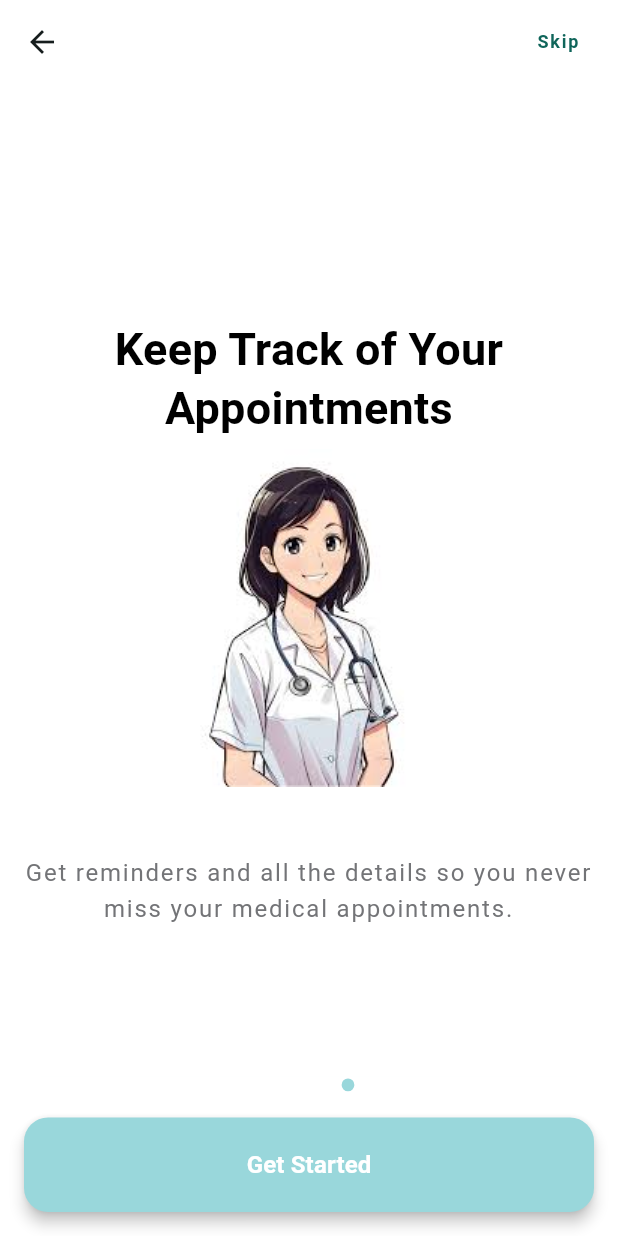
After one commit to eslamohammed/Tabibna, a Flutter app: the OnBoardingView screen opened by its route, swiped to page 3, on a phone screen of 412 x 824 dp. The commit adds this screen. Run offline on Flutter 3.47's test engine with Material 3 defaults, Android fonts, the phone set to English and light mode, and no system bars; our stand-ins replace flutter_screenutil, rive.

Commit message:
add on boarding

```diff
--- a/lib/core/utils/assets_manger.dart
+++ b/lib/core/utils/assets_manger.dart
@@ -4,7 +4,7 @@ class AssetsManager {
   static const String splashLogo = "${path}splash_logo.svg";
   static const String leftArrow = "${path}left_arrow.svg";
   static const String rightArrow = "${path}right_arrow.svg";
-  static const String onBoarding1 = "${path}splash.png";
-  static const String onBoarding2 = "${path}splashh.png";
-  static const String onBoarding3 = "${path}splashhh.png";
+  static const String onBoarding1 = "${path}onBoarding1.png";
+  static const String onBoarding2 = "${path}onBoarding2.png";
+  static const String onBoarding3 = "${path}onBoarding3.png";
 }
--- a/lib/core/utils/constans.dart
+++ b/lib/core/utils/constans.dart
@@ -1,6 +1,54 @@
-class Constants {
+class AppConstants {
   static const String baseUrl = 'https://tabibna-api.onrender.com/api/v1/';
   // static const String appName = "👨‍⚕️🩺  Tabibna";
   static const String appName = " 🩺  Tabibna";
   static const int splashDelay = 5500;
+  static const int sliderAnimationTime = 300;
 }
+
+class AppStrings {
+  static const noRouteFound = "No Route Found";
+
+  static const onBoardingHeader1 = " Book Your Appointment Easily ";
+  static const onBoardingBody1 =
+      "Choose the right doctor and schedule your appointment quickly and securely.";
+  static const onBoardingHeader2 = "Connect with Top Doctors";
+  static const onBoardingBody2 =
+      "Browse doctor profiles, read reviews, and chat with them directly through the app.";
+  static const onBoardingHeader3 = "Keep Track of Your Appointments";
+  static const onBoardingBody3 =
+      "Get reminders and all the details so you never miss your medical appointments.";
+
+  static const login = "Login";
+  static const skip = "Skip";
+  static const getStart = "Get started";
+  static const notMemberSignUp = "Not a member ?";
+  static const signup = " Sign up";
+  static const forgetPassword = "Forget password";
+  static const password = "Password";
+  static const email = "Email";
+  static const calculate = "Calculate";
+  static const history = "History";
+  static const age = "Age";
+  static const height = "Height";
+  static const weight = "Weight";
+  static const male = "Male";
+  static const female = "Female";
+  static const cm = "cm";
+
+  static const String mainTitle = "My Tasks";
+  static const String deletedTask = "This task was deleted";
+  static const String doneAllTask = "You Have Done All Tasks!👌";
+  static const String addNewTask = "Add New ";
+  static const String updateCurrentTask = "Update ";
+  static const String taskStrnig = "Task";
+  static const String titleOfTitleTextField = "What are you planing😇?";
+  static const String addNote = 'Add Note';
+  static const String timeString = "Time";
+  static const String dateString = "Date";
+  static const String deleteTask = "Delete Task";
+  static const String addTaskString = "Add Task";
+  static const String updateTaskString = "Update Task";
+  static const String oopsMsg = "Oops!";
+  static const String areYouSure = "Are You Sure?";
+}
--- /dev/null
+++ b/lib/core/utils/style_manager.dart
@@ -0,0 +1,119 @@
+import 'package:flutter/material.dart';
+
+
+TextStyle get headline1 => const TextStyle(
+  fontSize: 30,
+  decoration: TextDecoration.none,
+  fontStyle: FontStyle.normal,
+  fontWeight: FontWeight.w700,
+  height: 38.99 / 30,
+  letterSpacing: 0.2,
+);
+
+TextStyle get headline2 => const TextStyle(
+  fontSize: 20,
+  decoration: TextDecoration.none,
+  fontStyle: FontStyle.normal,
+  fontWeight: FontWeight.w700,
+  height: 25.99 / 20,
+  letterSpacing: 1.2,
+);
+
+TextStyle get headline3 => const TextStyle(
+  fontSize: 16,
+  decoration: TextDecoration.none,
+  fontStyle: FontStyle.normal,
+  fontWeight: FontWeight.w700,
+  height: 24 / 16,
+  letterSpacing: 0,
+);
+
+TextStyle get headline4 => const TextStyle(
+  fontSize: 14,
+  decoration: TextDecoration.none,
+  fontStyle: FontStyle.normal,
+  fontWeight: FontWeight.w700,
+  height: 24 / 16,
+  letterSpacing: 0,
+);
+
+TextStyle get bodyText1 => const TextStyle(
+  fontSize: 16,
+  decoration: TextDecoration.none,
+  fontStyle: FontStyle.normal,
+  fontWeight: FontWeight.w400,
+  height: 24 / 16,
+  letterSpacing: 1.2,
+);
+
+TextStyle get bodyText1Bold => const TextStyle(
+  fontSize: 16,
+  decoration: TextDecoration.none,
+  fontStyle: FontStyle.normal,
+  fontWeight: FontWeight.w700,
+  height: 24 / 16,
+  letterSpacing: 1.2,
+);
+
+TextStyle get bodyText2 => const TextStyle(
+  fontSize: 14,
+  decoration: TextDecoration.none,
+  fontStyle: FontStyle.normal,
+  fontWeight: FontWeight.w400,
+  height: 21 / 14,
+  letterSpacing: 1.2,
+);
+
+TextStyle get bodyText2Bold => const TextStyle(
+  fontSize: 14,
+  decoration: TextDecoration.none,
+  fontStyle: FontStyle.normal,
+  fontWeight: FontWeight.w700,
+  height: 21 / 14,
+  letterSpacing: 1.2,
+);
+
+TextStyle get bodyText3 => const TextStyle(
+  fontSize: 12,
+  decoration: TextDecoration.none,
+  fontStyle: FontStyle.normal,
+  fontWeight: FontWeight.w500,
+  height: 18 / 12,
+  letterSpacing: 1.2,
+);
+
+TextStyle get bodyText3Bold => const TextStyle(
+  fontSize: 12,
+  decoration: TextDecoration.none,
+  fontStyle: FontStyle.normal,
+  fontWeight: FontWeight.w700,
+  height: 18 / 12,
+  letterSpacing: 1.2,
+);
+
+TextStyle get buttonText1 => const TextStyle(
+  fontSize: 16,
+  decoration: TextDecoration.none,
+  fontStyle: FontStyle.normal,
+  fontWeight: FontWeight.w600,
+  height: 24 / 16,
+  letterSpacing: 1.2,
+);
+
+TextStyle get buttonText2 => const TextStyle(
+  fontSize: 12,
+  decoration: TextDecoration.none,
+  fontStyle: FontStyle.normal,
+  fontWeight: FontWeight.w600,
+  height: 15.59 / 12,
+  letterSpacing: 1.2,
+);
+
+TextStyle get percentages => const TextStyle(
+  fontSize: 10,
+  decoration: TextDecoration.none,
+  fontStyle: FontStyle.normal,
+  fontWeight: FontWeight.w600,
+  height: 10 / 10,
+  letterSpacing: 0.2,
+);
--- /dev/null
+++ b/lib/core/utils/values_manager.dart
@@ -0,0 +1,43 @@
+class AppMargin {
+  static const double m8 = 8.0;
+  static const double m12 = 12.0;
+  static const double m14 = 14.0;
+  static const double m16 = 16.0;
+  static const double m18 = 18.0;
+  static const double m20 = 20.0;
+  static const double m30 = 30.0;
+}
+
+class AppPadding {
+  static const double p8 = 8.0;
+  static const double p12 = 12.0;
+  static const double p14 = 14.0;
+  static const double p16 = 16.0;
+  static const double p18 = 18.0;
+  static const double p20 = 20.0;
+}
+
+class AppSize {
+  static const double s0_4 = 0.4;
+  static const double s0 = 0.0;
+  static const double s1 = 1.0;
+  static const double s1_5 = 1.5;
+  static const double s2 = 2.0;
+  static const double s4 = 4.0;
+  static const double s8 = 8.0;
+  static const double s10 = 10.0;
+  static const double s11_5 = 11.5;
+  static const double s12 = 12.0;
+  static const double s14 = 14.0;
+  static const double s16 = 16.0;
+  static const double s18 = 18.0;
+  static const double s20 = 20;
+  static const double s30 = 30.0;
+  static const double s40 = 40.0;
+  static const double s50 = 50.0;
+  static const double s60 = 60.0;
+  static const double s70 = 70;
+  static const double s100 = 100.0;
+  static const double s150 = 150.0;
+  static const double s180 = 180;
+}
--- /dev/null
+++ b/lib/features/onboarding/OnboardingViewModel.dart
@@ -0,0 +1,95 @@
+import 'dart:async';
+
+import 'package:tabibna/features/onboarding/onboarding_slider.dart';
+import 'package:tabibna/core/bases/BaseViewModel.dart';
+
+import '../../core/utils/assets_manger.dart';
+import '../../core/utils/constans.dart';
+
+class OnboardingViewModel extends BaseViewModel
+    with OnboardingViewModelIns, OnboardingViewModelOuts {
+  final StreamController _streamController =
+      StreamController<OnboardingSliderViewObject>();
+  late final List<OnboardingSlider> _list;
+
+  late int _currentPage;
+
+  @override
+  void onStart() {
+    _currentPage = 0;
+    _list = _getSliderData();
+    _postDataToView();
+  }
+
+  @override
+  void onDispose() {
+    _streamController.close();
+  }
+
+  @override
+  void onPageChanged(int index) {
+    _currentPage = index;
+    _postDataToView();
+  }
+
+  @override
+  Sink get inputSliderViewObject => _streamController.sink;
+
+  @override
+  Stream<OnboardingSliderViewObject> get outputSliderViewObject =>
+      _streamController.stream.map(
+        (onboardingSliderViewObject) => onboardingSliderViewObject,
+      );
+
+  void _postDataToView() {
+    inputSliderViewObject.add(
+      OnboardingSliderViewObject(
+        onboardingSlider: _list[_currentPage],
+        pageCount: _list.length,
+        currentIndex: _currentPage,
+      ),
+    );
+  }
+
+  List<OnboardingSlider> _getSliderData() {
+    return [
+      OnboardingSlider(
+        AppStrings.onBoardingHeader1,
+        AppStrings.onBoardingBody1,
+        AssetsManager.onBoarding2,
+      ),
+      OnboardingSlider(
+        AppStrings.onBoardingHeader2,
+        AppStrings.onBoardingBody2,
+        AssetsManager.onBoarding2,
+      ),
+      OnboardingSlider(
+        AppStrings.onBoardingHeader3,
+        AppStrings.onBoardingBody3,
+        AssetsManager.onBoarding3,
+      ),
+    ];
+  }
+}
+
+abstract mixin class OnboardingViewModelIns {
+  void onPageChanged(int index);
+
+  Sink get inputSliderViewObject;
+}
+
+abstract mixin class OnboardingViewModelOuts {
+  Stream<OnboardingSliderViewObject> get outputSliderViewObject;
+}
+
+class OnboardingSliderViewObject {
+  OnboardingSlider onboardingSlider;
+  int pageCount;
+  int currentIndex;
+
+  OnboardingSliderViewObject({
+    required this.onboardingSlider,
+    required this.pageCount,
+    required this.currentIndex,
+  });
+}
--- /dev/null
+++ b/lib/features/onboarding/onBoarding_view.dart
@@ -0,0 +1,210 @@
+import 'package:flutter/material.dart';
+import 'package:flutter/services.dart';
+import 'package:tabibna/features/onboarding/OnboardingViewModel.dart';
+import 'package:tabibna/features/onboarding/onboarding_slider.dart';
+
+import '../../core/utils/color_manger.dart';
+import '../../core/utils/constans.dart';
+import '../../core/utils/style_manager.dart';
+import '../../core/utils/values_manager.dart';
+import '../../routing/routes.dart';
+
+class OnBoardingView extends StatefulWidget {
+  const OnBoardingView({super.key});
+
+  @override
+  State<OnBoardingView> createState() => _OnBoardingViewState();
+}
+
+class _OnBoardingViewState extends State<OnBoardingView> {
+  final PageController pageController = PageController();
+  final OnboardingViewModel _viewModel = OnboardingViewModel();
+
+  _binding() {
+    _viewModel.onStart();
+  }
+
+  @override
+  void initState() {
+    _binding();
+    super.initState();
+  }
+
+  @override
+  void dispose() {
+    _viewModel.onDispose();
+    super.dispose();
+  }
+
+  @override
+  Widget build(BuildContext context) {
+    return StreamBuilder<OnboardingSliderViewObject>(
+      stream: _viewModel.outputSliderViewObject,
+      builder: (context, snapshot) {
+        if (snapshot.data != null) {
+          return _getContentWidget(snapshot.data!);
+        } else {
+          return Container();
+        }
+      },
+    );
+  }
+
+  Widget _getContentWidget(OnboardingSliderViewObject data) {
+    return Scaffold(
+      backgroundColor: ColorManager.white,
+      appBar: AppBar(
+        backgroundColor: ColorManager.white,
+        elevation: AppSize.s0,
+        systemOverlayStyle: const SystemUiOverlayStyle(
+          statusBarColor: ColorManager.water,
+          statusBarBrightness: Brightness.light,
+        ),
+        actions: [
+          Padding(
+            padding: const EdgeInsets.symmetric(horizontal: AppPadding.p8),
+            child: Align(
+              alignment: Alignment.centerRight,
+              child: TextButton(
+                onPressed: () {
+                  Navigator.of(context).pushReplacementNamed(Routes.homeScreen);
+                },
+                child: Text(
+                  AppStrings.skip,
+                  textAlign: TextAlign.end,
+                  style: buttonText2.copyWith(color: ColorManager.secondary),
+                ),
+              ),
+            ),
+          ),
+        ],
+      ),
+      body: PageView.builder(
+        controller: pageController,
+        itemCount: data.pageCount,
+        onPageChanged: (index) {
+          _viewModel.onPageChanged(index);
+        },
+        itemBuilder: (context, index) {
+          return OnboardingPage(onboardingSlider: data.onboardingSlider);
+        },
+      ),
+      bottomSheet: Container(
+        color: ColorManager.white,
+        child: Column(
+          mainAxisSize: MainAxisSize.min,
+          children: [_getBottomSheetWidget(data)],
+        ),
+      ),
+    );
+  }
+
+  Widget _getBottomSheetWidget(OnboardingSliderViewObject? data) {
+    return Container(
+      decoration: BoxDecoration(color: ColorManager.white),
+      child: Column(
+        children: [
+          Row(
+            mainAxisAlignment: MainAxisAlignment.center,
+            children: [
+              for (int index = 0; index < data!.pageCount; index++)
+                Container(
+                  width:
+                      data.currentIndex == index ? AppSize.s11_5 : AppSize.s10,
+                  height:
+                      data.currentIndex == index ? AppSize.s11_5 : AppSize.s10,
+                  margin: const EdgeInsets.symmetric(horizontal: AppPadding.p8),
+                  decoration: BoxDecoration(
+                    shape: BoxShape.circle,
+                    border:
+                        data.currentIndex == index
+                            ? Border.all(
+                              color: ColorManager.white,
+                              width: AppSize.s1_5,
+                            )
+                            : null,
+                    color:
+                        data.currentIndex == index
+                            ? ColorManager.water
+                            : ColorManager.white,
+                  ),
+                ),
+            ],
+          ),
+          Padding(
+            padding: const EdgeInsets.all(AppPadding.p16),
+            child: SizedBox(
+              width: double.infinity,
+              child: ElevatedButton(
+                onPressed: () {
+                  data.currentIndex == data.pageCount - 1
+                      ? Navigator.of(
+                        context,
+                      ).pushReplacementNamed(Routes.loginRoute)
+                      : pageController.nextPage(
+                        duration: const Duration(
+                          milliseconds: AppConstants.sliderAnimationTime,
+                        ),
+                        curve: Curves.ease,
+                      );
+                },
+                style: ElevatedButton.styleFrom(
+                  backgroundColor: ColorManager.water,
+                  padding: const EdgeInsets.symmetric(vertical: 20),
+                  shape: RoundedRectangleBorder(
+                    borderRadius: BorderRadius.circular(16),
+                  ),
+                  elevation: 4,
+                ),
+                child: Text(
+                  data.currentIndex == data.pageCount - 1
+                      ? 'Get Started'
+                      : 'Next',
+                  style: const TextStyle(
+                    color: Colors.white,
+                    fontSize: 16,
+                    fontWeight: FontWeight.w600,
+                  ),
+                ),
+              ),
+            ),
+          ),
+        ],
+      ),
+    );
+  }
+}
+
+class OnboardingPage extends StatelessWidget {
+  final OnboardingSlider onboardingSlider;
+
+  const OnboardingPage({super.key, required this.onboardingSlider});
+
+  @override
+  Widget build(BuildContext context) {
+    return Column(
+      mainAxisAlignment: MainAxisAlignment.center,
+      children: [
+        Padding(
+          padding: const EdgeInsets.symmetric(vertical: AppPadding.p8),
+          child: Text(
+            onboardingSlider.header,
+            style: headline1.copyWith(color: Colors.black),
+            textAlign: TextAlign.center,
+          ),
+        ),
+        Image.asset(onboardingSlider.imagePath),
+        const SizedBox(height: AppSize.s30),
+        Padding(
+          padding: const EdgeInsets.all(AppPadding.p16),
+          child: Text(
+            onboardingSlider.body,
+            style: bodyText1.copyWith(color: ColorManager.grey),
+            textAlign: TextAlign.center,
+          ),
+        ),
+        const SizedBox(height: AppSize.s40),
+      ],
+    );
+  }
+}
--- /dev/null
+++ b/lib/features/onboarding/onboarding_slider.dart
@@ -0,0 +1,7 @@
+class OnboardingSlider{
+  String header;
+  String body;
+  String imagePath;
+
+  OnboardingSlider(this.header, this.body, this.imagePath);
+}
--- a/lib/routing/app_router.dart
+++ b/lib/routing/app_router.dart
@@ -3,7 +3,7 @@ import 'package:tabibna/features/splash/splash_screen.dart';
 import 'package:tabibna/routing/routes.dart';
 
 import '../features/login/ui/widget/login_screen.dart';
-import '../features/onboarding/onboarding_screen.dart';
+import '../features/onboarding/onboarding_view.dart';
 
 class AppRouter {
   static Route generateRoute(RouteSettings settings) {
@@ -11,7 +11,7 @@ class AppRouter {
       case Routes.splashRoute:
         return MaterialPageRoute(builder: (_) => SplashView());
       case Routes.onBoardingRoute:
-        return MaterialPageRoute(builder: (_) => OnboardingScreen());
+        return MaterialPageRoute(builder: (_) => OnBoardingView());
       case Routes.loginRoute:
         return MaterialPageRoute(builder: (_) => LoginScreen());
       default:
--- a/lib/tabibna_app.dart
+++ b/lib/tabibna_app.dart
@@ -17,7 +17,7 @@ class TabibnaApp extends StatelessWidget {
       minTextAdapt: true,
       child: MaterialApp(
         debugShowCheckedModeBanner: false,
-        title: Constants.appName,
+        title: AppConstants.appName,
         theme: ThemeData(
           useMaterial3: true,
           colorSchemeSeed: ColorManager.water,
--- a/pubspec.yaml
+++ b/pubspec.yaml
@@ -65,7 +65,7 @@ flutter:
 
   assets:
     - assets/animations/doctor.riv
-
+    - assets/image/
   #   - images/a_dot_ham.jpeg
   # An image asset can refer to one or more resolution-specific "variants", see
   # https://flutter.dev/to/resolution-aware-images
```
Also changed, not shown: lib/core/bases/BaseViewModel.dart (added, +13 -0 lines), lib/core/helpers/extentions.dart (added, +31 -0 lines), lib/features/splash/splash_screen.dart (+9 -15 lines), assets/image/onBoarding1.png (added), assets/image/onBoarding2.png (added), assets/image/onBoarding3.png (added).
